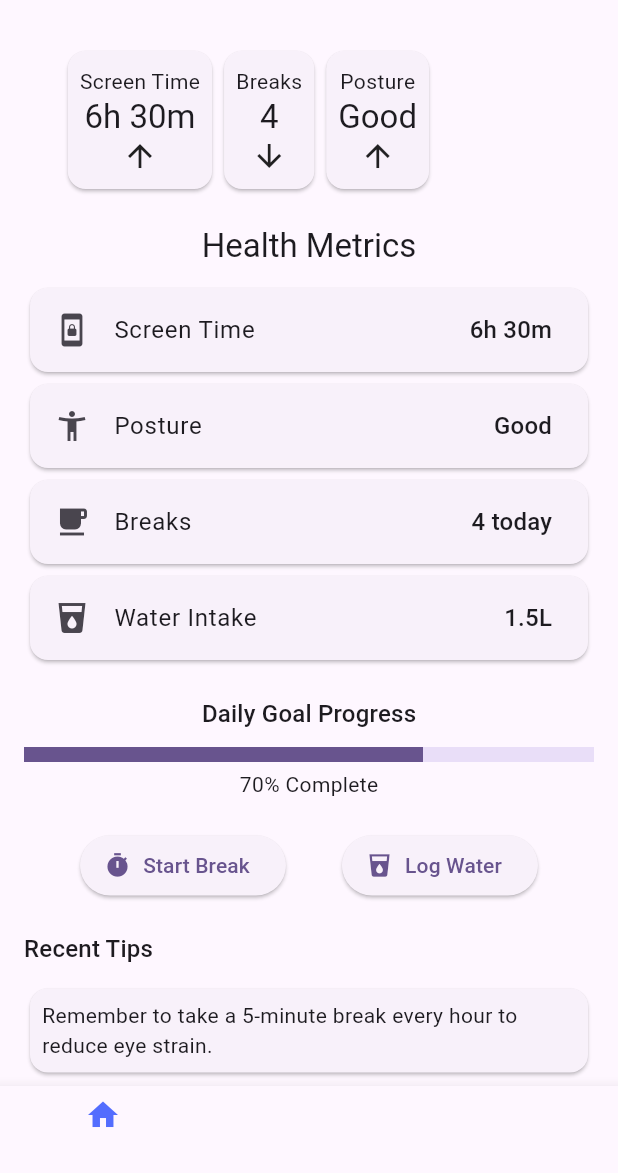
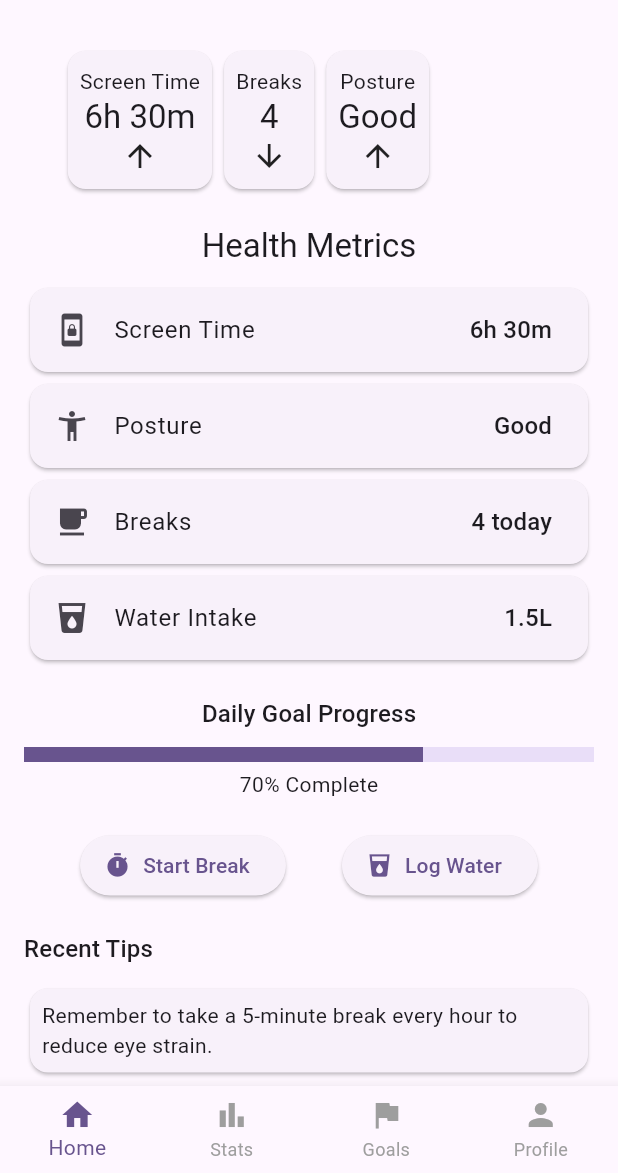
Before and after one commit to amanmishra7ave/Devheal, a Flutter app: the screen it shows after launch, on a phone screen of 412 x 824 dp, the part 63-1236 px from its top. Run offline on Flutter 3.47's test engine with Material 3 defaults, Android fonts, the light colour scheme and no system bars; our stand-ins replace fl_chart.

Commit message:
update stats&Goals

```diff
--- a/lib/Screens/home_screen.dart
+++ b/lib/Screens/home_screen.dart
@@ -1,4 +1,7 @@
 import 'package:flutter/material.dart';
+import 'package:programmer_health/Screens/goals_screen.dart';
+import 'package:programmer_health/Screens/stats_screen.dart';
+import 'package:programmer_health/Widgets/custom_chart.dart';
 
 class HomeScreen extends StatelessWidget {
   @override
@@ -37,158 +40,27 @@ class HomeScreen extends StatelessWidget {
         ),
       ),
       bottomNavigationBar: BottomNavigationBar(
+        type: BottomNavigationBarType.fixed,
         items: [
-          BottomNavigationBarItem(icon: Icon(Icons.home,color: Colors.indigoAccent,), label: 'Home',),
+          BottomNavigationBarItem(icon: Icon(Icons.home), label: 'Home'),
           BottomNavigationBarItem(icon: Icon(Icons.bar_chart), label: 'Stats'),
           BottomNavigationBarItem(icon: Icon(Icons.flag), label: 'Goals'),
           BottomNavigationBarItem(icon: Icon(Icons.person), label: 'Profile'),
         ],
         currentIndex: 0,
+        selectedItemColor: Theme.of(context).primaryColor,
+        unselectedItemColor: Colors.grey,
         onTap: (index) {
-          // Handle navigation
+          if(index==2){
+            Navigator.push(context,
+            MaterialPageRoute(builder: (context)=>GoalTrackingScreen()));
+          }
+          if(index==1){
+            Navigator.push(context,
+            MaterialPageRoute(builder: (context)=>StatsScreen()));
+          }
         },
       ),
     );
   }
 }
-
-class QuickStatsPanel extends StatelessWidget {
-  @override
-  Widget build(BuildContext context) {
-    double screenWidth=MediaQuery.of(context).size.width;
-    return Container(
-      width: screenWidth*0.8,
-      height: 100,
-      child:Row(
-        // scrollDirection: Axis.horizontal,
-        children: [
-          QuickStatCard(title: 'Screen Time', value: '6h 30m', trend: 'up'),
-          QuickStatCard(title: 'Breaks', value: '4', trend: 'down'),
-          QuickStatCard(title: 'Posture', value: 'Good', trend: 'up'),
-        ],
-      ),
-    );
-  }
-}
-
-class QuickStatCard extends StatelessWidget {
-  final String title;
-  final String value;
-  final String trend;
-
-  QuickStatCard({required this.title, required this.value, required this.trend});
-
-  @override
-  Widget build(BuildContext context) {
-
-    return Container(
-      child: SizedBox(
-        child: Card(
-          child: Padding(
-            padding: const EdgeInsets.all(8.0),
-            child: Column(
-
-              mainAxisAlignment: MainAxisAlignment.center,
-              children: [
-                Text(title),
-                Text(value, style: Theme.of(context).textTheme.titleLarge),
-                Icon(trend == 'up' ? Icons.arrow_upward : Icons.arrow_downward),
-              ],
-            ),
-          ),
-        ),
-      ),
-    );
-  }
-}
-
-class HealthMetricsList extends StatelessWidget {
-  @override
-  Widget build(BuildContext context) {
-    return Column(
-      children: [
-        HealthMetricCard(title: 'Screen Time', value: '6h 30m', icon: Icons.screen_lock_portrait),
-        HealthMetricCard(title: 'Posture', value: 'Good', icon: Icons.accessibility_new),
-        HealthMetricCard(title: 'Breaks', value: '4 today', icon: Icons.free_breakfast),
-        HealthMetricCard(title: 'Water Intake', value: '1.5L', icon: Icons.local_drink),
-      ],
-    );
-  }
-}
-
-class HealthMetricCard extends StatelessWidget {
-  final String title;
-  final String value;
-  final IconData icon;
-
-  HealthMetricCard({required this.title, required this.value, required this.icon});
-
-  @override
-  Widget build(BuildContext context) {
-    return Card(
-      child: ListTile(
-        leading: Icon(icon),
-        title: Text(title),
-        trailing: Text(value, style: Theme.of(context).textTheme.titleMedium),
-      ),
-    );
-  }
-}
-
-class DailyGoalProgress extends StatelessWidget {
-  @override
-  Widget build(BuildContext context) {
-    return Column(
-      children: [
-        Text('Daily Goal Progress', style: Theme.of(context).textTheme.titleMedium),
-        SizedBox(height: 10),
-        LinearProgressIndicator(
-          value: 0.7,
-          minHeight: 10,
-        ),
-        SizedBox(height: 5),
-        Text('70% Complete'),
-      ],
-    );
-  }
-}
-
-class ActionButtons extends StatelessWidget {
-  @override
-  Widget build(BuildContext context) {
-    return Row(
-      mainAxisAlignment: MainAxisAlignment.spaceEvenly,
-      children: [
-        ElevatedButton.icon(
-          onPressed: () {},
-          icon: Icon(Icons.timer),
-          label: Text('Start Break'),
-        ),
-        ElevatedButton.icon(
-          onPressed: () {},
-          icon: Icon(Icons.local_drink),
-          label: Text('Log Water'),
-        ),
-      ],
-    );
-  }
-}
-
-class RecentTips extends StatelessWidget {
-  @override
-  Widget build(BuildContext context) {
-    return Column(
-      crossAxisAlignment: CrossAxisAlignment.start,
-      children: [
-        Text('Recent Tips', style: Theme.of(context).textTheme.titleMedium),
-        SizedBox(height: 10),
-        Card(
-          child: Padding(
-            padding: const EdgeInsets.all(8.0),
-            child: Text('Remember to take a 5-minute break every hour to reduce eye strain.'),
-          ),
-        ),
-      ],
-    );
-  }
-}
--- a/lib/Widgets/custom_chart.dart
+++ b/lib/Widgets/custom_chart.dart
@@ -0,0 +1,143 @@
+
+import 'package:flutter/material.dart';
+
+class QuickStatsPanel extends StatelessWidget {
+  @override
+  Widget build(BuildContext context) {
+    double screenWidth=MediaQuery.of(context).size.width;
+    return Container(
+      width: screenWidth*0.8,
+      height: 100,
+      child:Row(
+        // scrollDirection: Axis.horizontal,
+        children: [
+          QuickStatCard(title: 'Screen Time', value: '6h 30m', trend: 'up'),
+          QuickStatCard(title: 'Breaks', value: '4', trend: 'down'),
+          QuickStatCard(title: 'Posture', value: 'Good', trend: 'up'),
+        ],
+      ),
+    );
+  }
+}
+
+class QuickStatCard extends StatelessWidget {
+  final String title;
+  final String value;
+  final String trend;
+
+  QuickStatCard({required this.title, required this.value, required this.trend});
+
+  @override
+  Widget build(BuildContext context) {
+
+    return Container(
+      child: SizedBox(
+        child: Card(
+          child: Padding(
+            padding: const EdgeInsets.all(8.0),
+            child: Column(
+
+              mainAxisAlignment: MainAxisAlignment.center,
+              children: [
+                Text(title),
+                Text(value, style: Theme.of(context).textTheme.titleLarge),
+                Icon(trend == 'up' ? Icons.arrow_upward : Icons.arrow_downward),
+              ],
+            ),
+          ),
+        ),
+      ),
+    );
+  }
+}
+
+class HealthMetricsList extends StatelessWidget {
+  @override
+  Widget build(BuildContext context) {
+    return Column(
+      children: [
+        HealthMetricCard(title: 'Screen Time', value: '6h 30m', icon: Icons.screen_lock_portrait),
+        HealthMetricCard(title: 'Posture', value: 'Good', icon: Icons.accessibility_new),
+        HealthMetricCard(title: 'Breaks', value: '4 today', icon: Icons.free_breakfast),
+        HealthMetricCard(title: 'Water Intake', value: '1.5L', icon: Icons.local_drink),
+      ],
+    );
+  }
+}
+
+class HealthMetricCard extends StatelessWidget {
+  final String title;
+  final String value;
+  final IconData icon;
+
+  HealthMetricCard({required this.title, required this.value, required this.icon});
+
+  @override
+  Widget build(BuildContext context) {
+    return Card(
+      child: ListTile(
+        leading: Icon(icon),
+        title: Text(title),
+        trailing: Text(value, style: Theme.of(context).textTheme.titleMedium),
+      ),
+    );
+  }
+}
+
+class DailyGoalProgress extends StatelessWidget {
+  @override
+  Widget build(BuildContext context) {
+    return Column(
+      children: [
+        Text('Daily Goal Progress', style: Theme.of(context).textTheme.titleMedium),
+        SizedBox(height: 10),
+        LinearProgressIndicator(
+          value: 0.7,
+          minHeight: 10,
+        ),
+        SizedBox(height: 5),
+        Text('70% Complete'),
+      ],
+    );
+  }
+}
+
+class ActionButtons extends StatelessWidget {
+  @override
+  Widget build(BuildContext context) {
+    return Row(
+      mainAxisAlignment: MainAxisAlignment.spaceEvenly,
+      children: [
+        ElevatedButton.icon(
+          onPressed: () {},
+          icon: Icon(Icons.timer),
+          label: Text('Start Break'),
+        ),
+        ElevatedButton.icon(
+          onPressed: () {},
+          icon: Icon(Icons.local_drink),
+          label: Text('Log Water'),
+        ),
+      ],
+    );
+  }
+}
+
+class RecentTips extends StatelessWidget {
+  @override
+  Widget build(BuildContext context) {
+    return Column(
+      crossAxisAlignment: CrossAxisAlignment.start,
+      children: [
+        Text('Recent Tips', style: Theme.of(context).textTheme.titleMedium),
+        SizedBox(height: 10),
+        Card(
+          child: Padding(
+            padding: const EdgeInsets.all(8.0),
+            child: Text('Remember to take a 5-minute break every hour to reduce eye strain.'),
+          ),
+        ),
+      ],
+    );
+  }
+}
--- a/lib/main.dart
+++ b/lib/main.dart
@@ -1,4 +1,5 @@
 import 'package:flutter/material.dart';
+import 'package:programmer_health/Screens/goals_screen.dart';
 import 'package:programmer_health/Screens/home_screen.dart';
 
 void main() {
@@ -12,13 +13,17 @@ class MyApp extends StatelessWidget {
   @override
   Widget build(BuildContext context) {
     return MaterialApp(
-      // darkTheme: ThemeData.dark(),
       title: 'Flutter Demo',
       theme: ThemeData(
         colorScheme: ColorScheme.fromSeed(seedColor: Colors.deepPurple),
         useMaterial3: true,
       ),
-      home: HomeScreen()
+      initialRoute: '/',
+      routes: {
+        '/':(context)=>HomeScreen(),
+        '/goals':(context)=>GoalTrackingScreen()
+      },
+      // home: HomeScreen()
     );
   }
 }
--- a/lib/models/goal.dart
+++ b/lib/models/goal.dart
@@ -0,0 +1,8 @@
+class Goal {
+  final String name;
+  final double target;
+  final double current;
+  final String unit;
+
+  Goal({required this.name,required this.target,required this.current,required this.unit});
+}
--- a/lib/models/health_metic.dart
+++ b/lib/models/health_metic.dart
@@ -0,0 +1,6 @@
+class HealthMetic {
+  final String name;
+  final Map<DateTime,double> data;
+
+  HealthMetic({required this.name,required this.data});
+}
--- a/pubspec.yaml
+++ b/pubspec.yaml
@@ -35,6 +35,7 @@ dependencies:
   # The following adds the Cupertino Icons font to your application.
   # Use with the CupertinoIcons class for iOS style icons.
   cupertino_icons: ^1.0.6
+  fl_chart: ^0.68.0
 
 dev_dependencies:
   flutter_test:
```
Also changed, not shown: lib/Screens/goals_screen.dart (+34 -0 lines), lib/Screens/stats_screen.dart (added, +104 -0 lines), lib/Widgets/goal_progress_bar.dart (+29 -0 lines), lib/Widgets/health_metrics_card.dart (+30 -0 lines), pubspec.lock.
